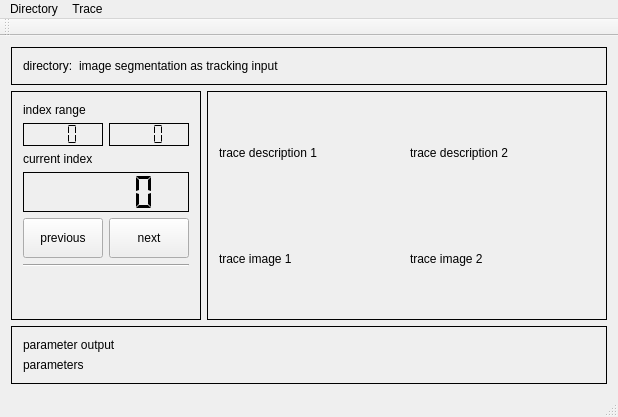
Old version of the form trace/qtcr-trace/mainwindow.ui in the repository HwyToHell/video-dev.
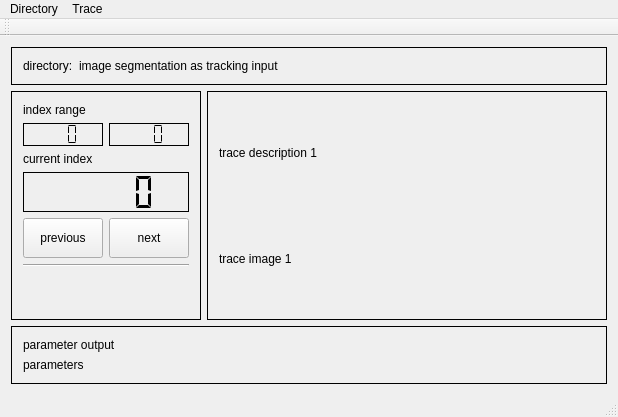
New version of the form.

Commit message: add label widgets for TrackState

The edit to the form file:
```diff
--- a/trace/qtcr-trace/mainwindow.ui
+++ b/trace/qtcr-trace/mainwindow.ui
@@ -36,20 +36,6 @@
         </rect>
        </property>
        <layout class="QGridLayout" name="gridLayout_5">
-        <item row="0" column="0">
-         <widget class="QLabel" name="trace_desc_1">
-          <property name="text">
-           <string>trace description 1</string>
-          </property>
-         </widget>
-        </item>
-        <item row="0" column="1">
-         <widget class="QLabel" name="trace_desc_2">
-          <property name="text">
-           <string>trace description 2</string>
-          </property>
-         </widget>
-        </item>
         <item row="1" column="0">
          <widget class="QLabel" name="trace_image_1">
           <property name="text">
@@ -57,10 +43,10 @@
           </property>
          </widget>
         </item>
-        <item row="1" column="1">
-         <widget class="QLabel" name="trace_image_2">
+        <item row="0" column="0">
+         <widget class="QLabel" name="trace_desc_1">
           <property name="text">
-           <string>trace image 2</string>
+           <string>trace description 1</string>
           </property>
          </widget>
         </item>
```
The commit also changes 7 other files.
